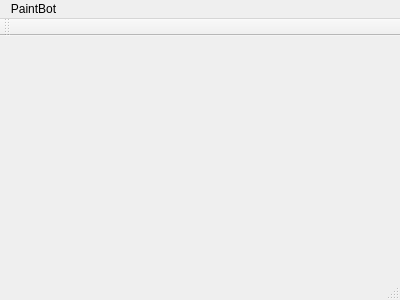
Old version of the form QTProject/PaintBot/mainwindow.ui in the repository ecestafe/CSCE452-PaintBot.
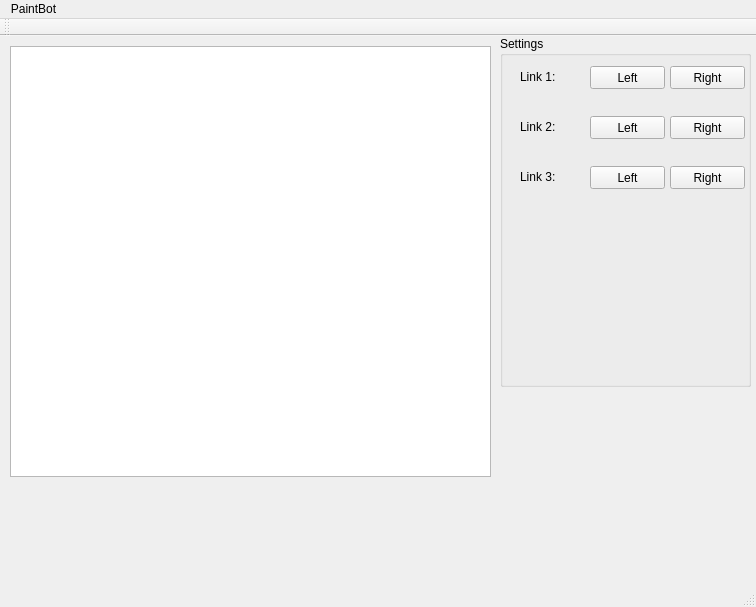
New version of the form.

Commit message: Graphics view and panel

```diff
--- a/QTProject/PaintBot/mainwindow.ui
+++ b/QTProject/PaintBot/mainwindow.ui
@@ -6,20 +6,161 @@
    <rect>
     <x>0</x>
     <y>0</y>
-    <width>400</width>
-    <height>300</height>
+    <width>756</width>
+    <height>607</height>
    </rect>
   </property>
   <property name="windowTitle">
    <string>MainWindow</string>
   </property>
-  <widget class="QWidget" name="centralWidget"/>
+  <widget class="QWidget" name="centralWidget">
+   <widget class="QGroupBox" name="groupBox">
+    <property name="geometry">
+     <rect>
+      <x>500</x>
+      <y>0</y>
+      <width>251</width>
+      <height>351</height>
+     </rect>
+    </property>
+    <property name="title">
+     <string>Settings</string>
+    </property>
+    <widget class="QPushButton" name="pushButton">
+     <property name="geometry">
+      <rect>
+       <x>90</x>
+       <y>30</y>
+       <width>75</width>
+       <height>23</height>
+      </rect>
+     </property>
+     <property name="text">
+      <string>Left</string>
+     </property>
+    </widget>
+    <widget class="QPushButton" name="pushButton_2">
+     <property name="geometry">
+      <rect>
+       <x>170</x>
+       <y>30</y>
+       <width>75</width>
+       <height>23</height>
+      </rect>
+     </property>
+     <property name="text">
+      <string>Right</string>
+     </property>
+    </widget>
+    <widget class="QLabel" name="label">
+     <property name="geometry">
+      <rect>
+       <x>20</x>
+       <y>20</y>
+       <width>51</width>
+       <height>41</height>
+      </rect>
+     </property>
+     <property name="text">
+      <string>Link 1:</string>
+     </property>
+    </widget>
+    <widget class="QPushButton" name="pushButton_3">
+     <property name="geometry">
+      <rect>
+       <x>90</x>
+       <y>80</y>
+       <width>75</width>
+       <height>23</height>
+      </rect>
+     </property>
+     <property name="text">
+      <string>Left</string>
+     </property>
+    </widget>
+    <widget class="QPushButton" name="pushButton_4">
+     <property name="geometry">
+      <rect>
+       <x>90</x>
+       <y>130</y>
+       <width>75</width>
+       <height>23</height>
+      </rect>
+     </property>
+     <property name="text">
+      <string>Left</string>
+     </property>
+    </widget>
+    <widget class="QPushButton" name="pushButton_5">
+     <property name="geometry">
+      <rect>
+       <x>170</x>
+       <y>80</y>
+       <width>75</width>
+       <height>23</height>
+      </rect>
+     </property>
+     <property name="text">
+      <string>Right</string>
+     </property>
+    </widget>
+    <widget class="QPushButton" name="pushButton_6">
+     <property name="geometry">
+      <rect>
+       <x>170</x>
+       <y>130</y>
+       <width>75</width>
+       <height>23</height>
+      </rect>
+     </property>
+     <property name="text">
+      <string>Right</string>
+     </property>
+    </widget>
+    <widget class="QLabel" name="label_2">
+     <property name="geometry">
+      <rect>
+       <x>20</x>
+       <y>70</y>
+       <width>51</width>
+       <height>41</height>
+      </rect>
+     </property>
+     <property name="text">
+      <string>Link 2:</string>
+     </property>
+    </widget>
+    <widget class="QLabel" name="label_3">
+     <property name="geometry">
+      <rect>
+       <x>20</x>
+       <y>120</y>
+       <width>51</width>
+       <height>41</height>
+      </rect>
+     </property>
+     <property name="text">
+      <string>Link 3:</string>
+     </property>
+    </widget>
+   </widget>
+   <widget class="QGraphicsView" name="graphicsView">
+    <property name="geometry">
+     <rect>
+      <x>10</x>
+      <y>10</y>
+      <width>481</width>
+      <height>431</height>
+     </rect>
+    </property>
+   </widget>
+  </widget>
   <widget class="QMenuBar" name="menuBar">
    <property name="geometry">
     <rect>
      <x>0</x>
      <y>0</y>
-     <width>400</width>
+     <width>756</width>
      <height>21</height>
     </rect>
    </property>
```
The commit also changes 1 other file.
